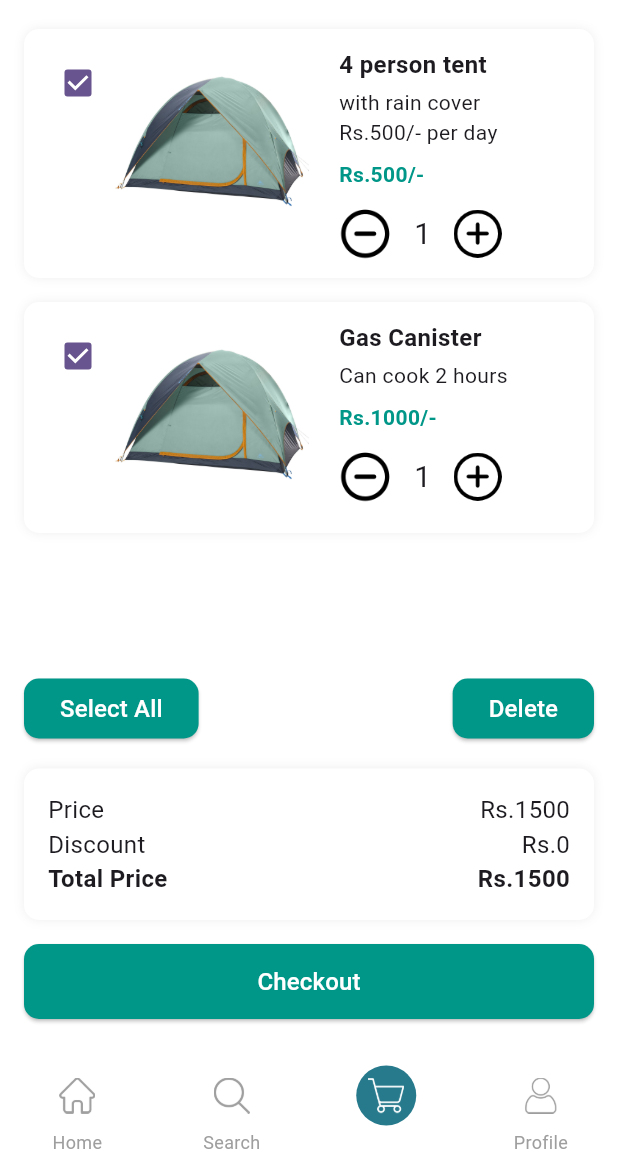
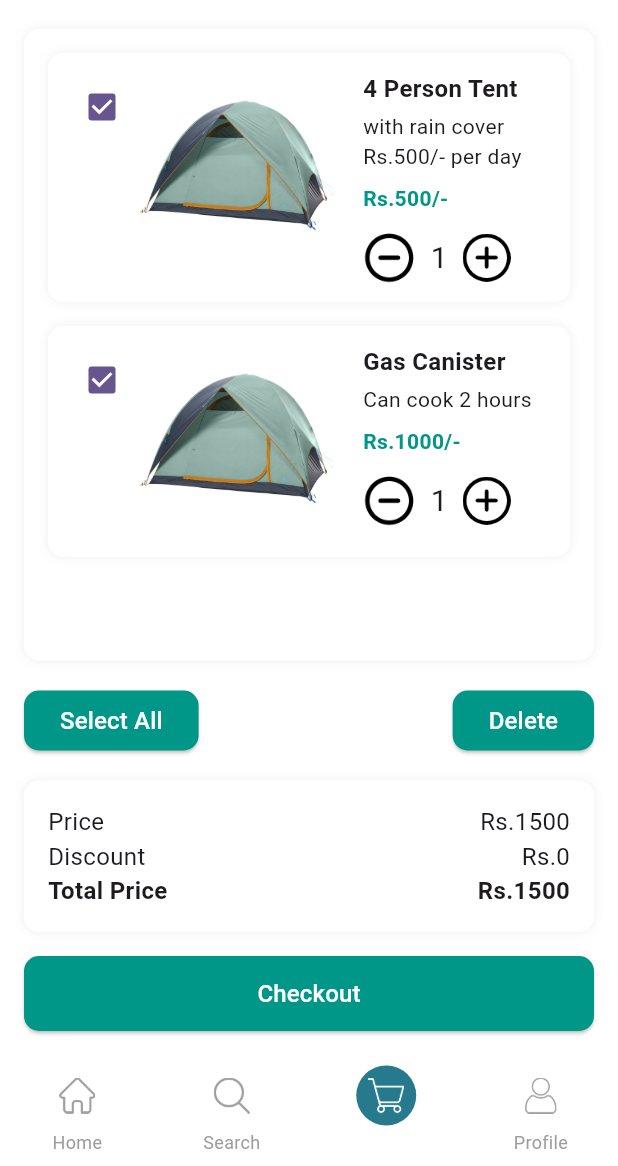
Before and after one commit to Chanukaisuru/CampKit, a Flutter app: the MyCartPage screen opened directly, on a phone screen of 412 x 824 dp, the part 70-1236 px from its top. Run offline on Flutter 3.47's test engine with Material 3 defaults, Android fonts, the phone set to English and light mode, and no system bars.

Commit message:
add large box for cart boxes

```diff
--- a/lib/cart/cart_page.dart
+++ b/lib/cart/cart_page.dart
@@ -54,7 +54,7 @@ class _MyCartPageState extends State<MyCartPage> {
           child: Column(
             crossAxisAlignment: CrossAxisAlignment.start,
             children: [
-              /*--------------Back icon--------------*/
+              /*--------------Back icon and Title--------------*/
               Row(
                 children: [
                   GestureDetector(
@@ -67,8 +67,6 @@ class _MyCartPageState extends State<MyCartPage> {
                       height: 24,
                     ),
                   ),
-
-                  /*--------------Title--------------*/
                   SizedBox(width: 16),
                   Text(
                     'My Cart',
@@ -79,31 +77,45 @@ class _MyCartPageState extends State<MyCartPage> {
                   ),
                 ],
               ),
+              SizedBox(height: 16),
 
-              SizedBox(height: 16),
-              /*--------------Cart items--------------*/
+              /* --------------Cart Items Box-------------- */
               Expanded(
+                child: Container(
+                  padding: EdgeInsets.all(16),
+                  decoration: BoxDecoration(
+                    color: Colors.white,
+                    borderRadius: BorderRadius.circular(10),
+                    boxShadow: [
+                      BoxShadow(
+                        color: Colors.grey.shade200,
+                        blurRadius: 5,
+                      ),
+                    ],
+                  ),
                   child: ListView(
                     children: [
                       CartItem(
                         image: 'assets/image/4person.jpg',
-                      title: '4 person tent',
+                        title: '4 Person Tent',
                         subtitle: 'with rain cover\nRs.500/- per day',
                         price: 500,
                       ),
-
                       SizedBox(height: 16),
                       CartItem(
                         image: 'assets/image/4person.jpg',
                         title: 'Gas Canister',
                         subtitle: 'Can cook 2 hours',
-                      price: 1000
+                        price: 1000,
                       ),
                     ],
                   ),
                 ),
+              ),
 
-              /*-------------Action:selleact all and Delete----------------- */
+              SizedBox(height: 16),
+
+              /* --------------Action Buttons-------------- */
               Row(
                 mainAxisAlignment: MainAxisAlignment.spaceBetween,
                 children: [
@@ -115,15 +127,14 @@ class _MyCartPageState extends State<MyCartPage> {
                         borderRadius: BorderRadius.circular(10),
                       ),
                     ),
-
-                    child: Text('Select All',
+                    child: Text(
+                      'Select All',
                       style: TextStyle(
                         color: Colors.white,
                         fontSize: 16,
                       ),
                     ),
                   ),
-
                   ElevatedButton(
                     onPressed: () {},
                     style: ElevatedButton.styleFrom(
@@ -132,7 +143,8 @@ class _MyCartPageState extends State<MyCartPage> {
                         borderRadius: BorderRadius.circular(10),
                       ),
                     ),
-                    child: Text('Delete',
+                    child: Text(
+                      'Delete',
                       style: TextStyle(
                         color: Colors.white,
                         fontSize: 16,
@@ -140,12 +152,10 @@ class _MyCartPageState extends State<MyCartPage> {
                     ),
                   ),
                 ],
-
               ),
               SizedBox(height: 16),
 
-              /*----------------Price summary-------------------- */
-
+              /* --------------Price Summary-------------- */
               Container(
                 padding: EdgeInsets.all(16),
                 decoration: BoxDecoration(
@@ -158,19 +168,18 @@ class _MyCartPageState extends State<MyCartPage> {
                     ),
                   ],
                 ),
-
-
                 child: Column(
                   children: [
-                  SummaryRow(label: 'Price',value:'Rs.1500'),
+                    SummaryRow(label: 'Price', value: 'Rs.1500'),
                     SummaryRow(label: 'Discount', value: 'Rs.0'),
-                  SummaryRow(label: 'Total Price', value: 'Rs.1500',isBold:true,),
+                    SummaryRow(label: 'Total Price', value: 'Rs.1500', isBold: true),
                   ],
                 ),
               ),
 
-              /*-----------------Checkout button----------------- */
               SizedBox(height: 16),
+
+              /* --------------Checkout Button-------------- */
               ElevatedButton(
                 onPressed: () {},
                 style: ElevatedButton.styleFrom(
@@ -180,22 +189,20 @@ class _MyCartPageState extends State<MyCartPage> {
                   ),
                   minimumSize: Size(double.infinity, 50),
                 ),
-                child: Text('Checkout',
+                child: Text(
+                  'Checkout',
                   style: TextStyle(
                     color: Colors.white,
                     fontSize: 16,
                   ),
                 ),
               ),
-                SizedBox(height: 8),
             ],
           ),
         ),
-
       ),
 
-
-      /*------------------Bottom navigation bar------------------*/
+      /* --------------Bottom Navigation Bar-------------- */
       bottomNavigationBar: CustomBottomNavBar(
         currentIndex: _selectedIndex,
         onTap: _onNavBarItemTapped,
@@ -204,9 +211,7 @@ class _MyCartPageState extends State<MyCartPage> {
   }
 }
 
-
-/* ----------cart item Widget--------------- */
-
+/* ----------Cart Item Widget--------------- */
 class CartItem extends StatelessWidget {
   final String image;
   final String title;
@@ -296,12 +301,12 @@ class CartItem extends StatelessWidget {
                         height: 35,
                       ),
                     ),
-                    SizedBox(width: 15),
+                    SizedBox(width: 10),
                     Text(
                       '1',
                       style: TextStyle(fontSize: 20),
                     ),
-                    SizedBox(width: 15),
+                    SizedBox(width: 10),
                     GestureDetector(
                       onTap: () {},
                       child: Image.asset(
@@ -321,8 +326,7 @@ class CartItem extends StatelessWidget {
   }
 }
 
-/*-----------------Summary row widget----------------- */
-
+/* --------------Summary Row Widget--------------- */
 class SummaryRow extends StatelessWidget {
   final String label;
   final String value;
```
Lines whose indentation alone changed are shown as unchanged.
